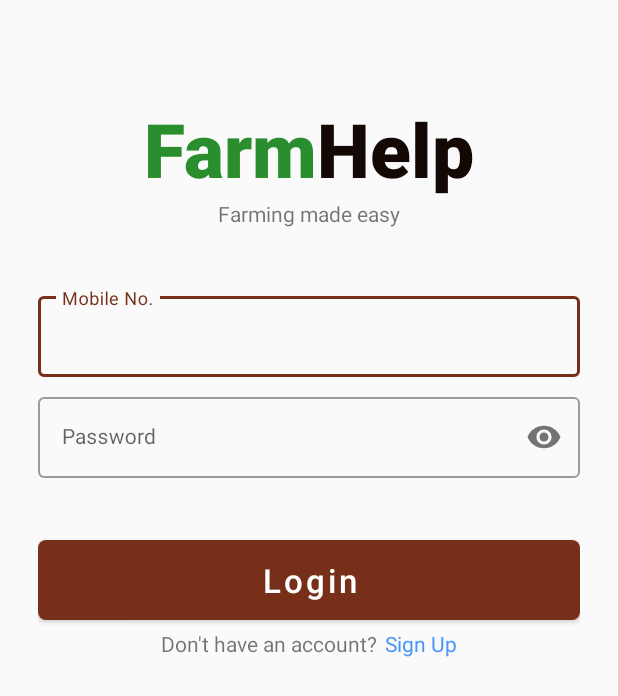
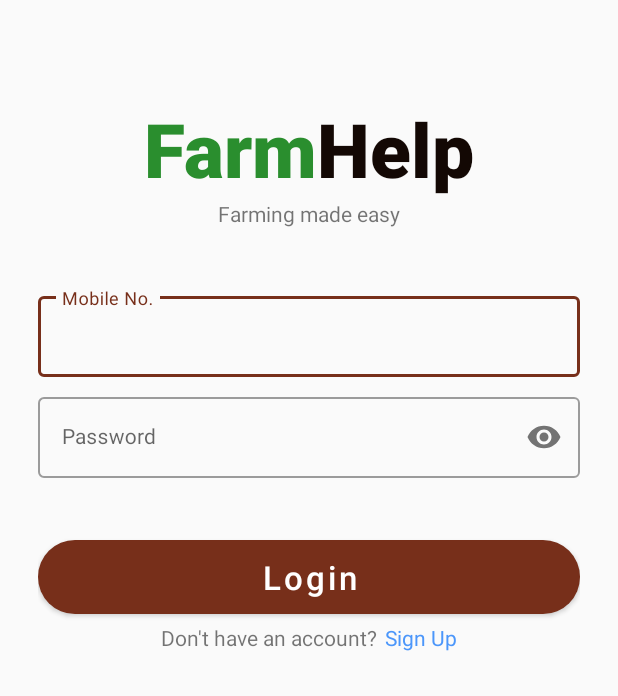
Before and after one commit to deorerohit/FHelp, an Android app: the screen it shows after launch (SignIn before the commit, signIn after it), on a phone screen of 412 x 824 dp. Shown: the top 696 px of the screen. Run offline under Robolectric (Android 15) with nearby library versions, the phone set to English and light mode, and no system bars.

```diff
--- a/app/build.gradle
+++ b/app/build.gradle
@@ -41,4 +41,7 @@ dependencies {
     implementation 'com.google.android.material:material:1.4.0'
     //for material design edittext and buttons
     implementation 'com.google.android.material:material:1.5.0-alpha02'
+
+    //for otp boxex
+    implementation 'com.chaos.view:pinview:1.4.3'
 }
--- a/app/src/main/AndroidManifest.xml
+++ b/app/src/main/AndroidManifest.xml
@@ -9,9 +9,11 @@
         android:roundIcon="@mipmap/ic_launcher_round"
         android:supportsRtl="true"
         android:theme="@style/Theme.FarmHelp">
-        <activity android:name=".SignUp"
-            android:parentActivityName=".SignIn"/>
-        <activity android:name=".SignIn">
+        <activity android:name=".otpPage"></activity>
+        <activity
+            android:name=".signUp"
+            android:parentActivityName=".signIn" />
+        <activity android:name=".signIn">
             <intent-filter>
                 <action android:name="android.intent.action.MAIN" />
 
--- a/app/src/main/java/be/project/farmhelp/SignIn.java
+++ b/app/src/main/java/be/project/farmhelp/signIn.java
@@ -6,7 +6,7 @@ import android.view.View;
 
 import androidx.appcompat.app.AppCompatActivity;
 
-public class SignIn extends AppCompatActivity {
+public class signIn extends AppCompatActivity {
 
     @Override
     protected void onCreate(Bundle savedInstanceState) {
@@ -15,6 +15,6 @@ public class SignIn extends AppCompatActivity {
     }
 
     public void callSingUp(View view) {
-        startActivity(new Intent(SignIn.this, SignUp.class));
+        startActivity(new Intent(signIn.this, signUp.class));
     }
 }
--- a/app/src/main/res/layout/activity_sign_in.xml
+++ b/app/src/main/res/layout/activity_sign_in.xml
@@ -6,7 +6,7 @@
     android:layout_height="match_parent"
     android:orientation="vertical"
     android:padding="25dp"
-    tools:context=".SignIn">
+    tools:context=".signIn">
 
 
     <LinearLayout
@@ -83,11 +83,11 @@
         android:layout_width="match_parent"
         android:layout_height="wrap_content"
         android:layout_marginTop="35dp"
-        android:padding="12dp"
+        android:padding="10dp"
         android:text="Login"
         android:textAllCaps="false"
         android:textSize="22sp"
-        app:cornerRadius="5dp" />
+        app:cornerRadius="28sp" />
 
     <LinearLayout
         android:layout_width="wrap_content"
--- a/app/src/main/res/layout/activity_sign_up.xml
+++ b/app/src/main/res/layout/activity_sign_up.xml
@@ -6,7 +6,7 @@
     android:layout_height="match_parent"
     android:orientation="vertical"
     android:padding="25dp"
-    tools:context=".SignUp">
+    tools:context=".signUp">
 
     <TextView
         android:layout_width="match_parent"
@@ -94,6 +94,7 @@
         android:text="Create Account"
         android:textAllCaps="false"
         android:textSize="22sp"
-        app:cornerRadius="5dp" />
+        app:cornerRadius="5dp"
+        android:onClick="createAccount"/>
 
 </LinearLayout>
```
Also changed, not shown: app/src/main/java/be/project/farmhelp/otpPage.java (added, +14 -0 lines), app/src/main/java/be/project/farmhelp/signUp.java (renamed from app/src/main/java/be/project/farmhelp/SignUp.java, +7 -1 lines), app/src/main/res/layout/activity_otp_page.xml (added, +54 -0 lines).
